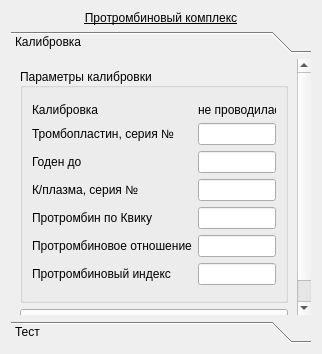
This is choisedialog/ko5.ui in krang4d/Agrekola as Qt 5 draws it before an edit. The edited form follows.
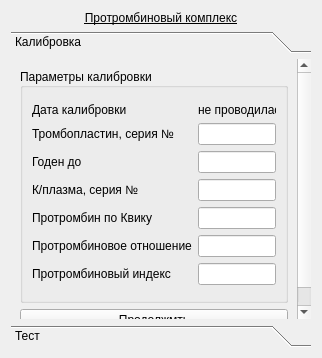
This is the edited form. Custom widgets are drawn as their Qt base class.

Diff of the .ui file:
```diff
--- a/choisedialog/ko5.ui
+++ b/choisedialog/ko5.ui
@@ -7,7 +7,7 @@
     <x>0</x>
     <y>0</y>
     <width>322</width>
-    <height>354</height>
+    <height>358</height>
    </rect>
   </property>
   <property name="windowTitle">
@@ -34,7 +34,7 @@
        <rect>
         <x>0</x>
         <y>0</y>
-        <width>287</width>
+        <width>304</width>
         <height>267</height>
        </rect>
       </property>
@@ -54,7 +54,7 @@
           <item row="1" column="0">
            <widget class="QLabel" name="label_9">
             <property name="text">
-             <string>Калибровка</string>
+             <string>Дата калибровки</string>
             </property>
            </widget>
           </item>
```
